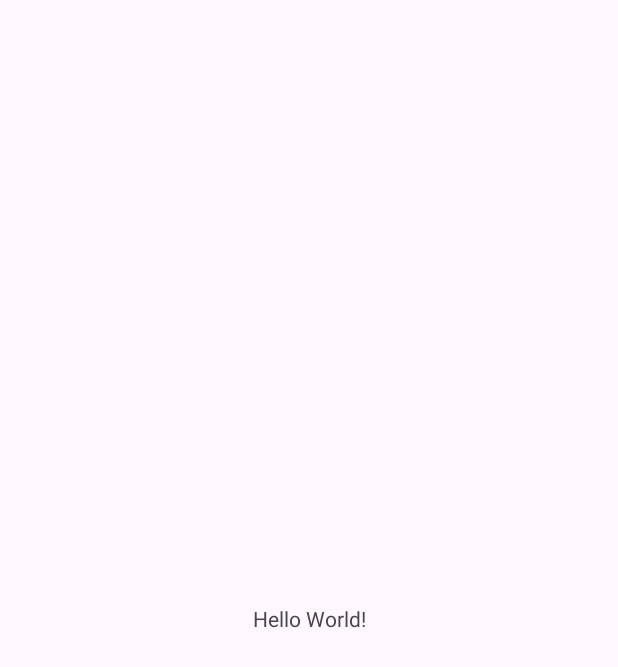
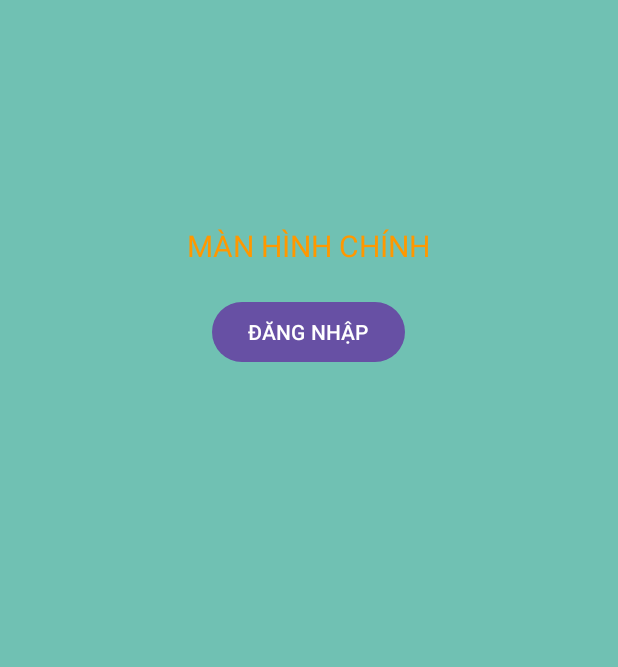
Before and after one commit to BaSiCo62132949/62132949-AndroidProgrammin, an Android app: the screen it shows after launch (MainActivity), on a phone screen of 412 x 824 dp. Before the commit the part shown is almost empty. Shown: the top 667 px of the screen. Run offline under Robolectric (Android 15) with nearby library versions, the light colour scheme and no system bars.

Commit message:
Màn hình chính

```diff
--- a/Ex7_IntentLogin/app/src/main/java/ntu/basico/ex7_intentlogin/MainActivity.java
+++ b/Ex7_IntentLogin/app/src/main/java/ntu/basico/ex7_intentlogin/MainActivity.java
@@ -1,24 +1,31 @@
 package ntu.basico.ex7_intentlogin;
 
+import androidx.appcompat.app.AppCompatActivity;
+
+import android.content.Intent;
 import android.os.Bundle;
-
-import androidx.activity.EdgeToEdge;
-import androidx.appcompat.app.AppCompatActivity;
-import androidx.core.graphics.Insets;
-import androidx.core.view.ViewCompat;
-import androidx.core.view.WindowInsetsCompat;
+import android.view.View;
+import android.widget.Button;
 
 public class MainActivity extends AppCompatActivity {
 
     @Override
     protected void onCreate(Bundle savedInstanceState) {
         super.onCreate(savedInstanceState);
-        EdgeToEdge.enable(this);
         setContentView(R.layout.activity_main);
-        ViewCompat.setOnApplyWindowInsetsListener(findViewById(R.id.main), (v, insets) -> {
-            Insets systemBars = insets.getInsets(WindowInsetsCompat.Type.systemBars());
-            v.setPadding(systemBars.left, systemBars.top, systemBars.right, systemBars.bottom);
-            return insets;
+        timDK();
+    }
+
+    Button btnDangNhap;
+    private void timDK(){
+        btnDangNhap = (Button) findViewById(R.id.btnDangNhap);
+        btnDangNhap.setOnClickListener(new View.OnClickListener() {
+            @Override
+            public void onClick(View view) {
+                // Lệnh Xử lý ở đây
+                Intent iLogin = new Intent(MainActivity.this, LoginActivity.class);
+                startActivity(iLogin);
+            }
         });
     }
 }
--- a/Ex7_IntentLogin/app/src/main/res/layout/activity_main.xml
+++ b/Ex7_IntentLogin/app/src/main/res/layout/activity_main.xml
@@ -1,19 +1,27 @@
 <?xml version="1.0" encoding="utf-8"?>
-<androidx.constraintlayout.widget.ConstraintLayout xmlns:android="http://schemas.android.com/apk/res/android"
+<LinearLayout xmlns:android="http://schemas.android.com/apk/res/android"
     xmlns:app="http://schemas.android.com/apk/res-auto"
     xmlns:tools="http://schemas.android.com/tools"
-    android:id="@+id/main"
     android:layout_width="match_parent"
     android:layout_height="match_parent"
+    android:background="#70C1B3"
+    android:gravity="center_horizontal"
+    android:orientation="vertical"
     tools:context=".MainActivity">
 
     <TextView
         android:layout_width="wrap_content"
         android:layout_height="wrap_content"
-        android:text="Hello World!"
-        app:layout_constraintBottom_toBottomOf="parent"
-        app:layout_constraintEnd_toEndOf="parent"
-        app:layout_constraintStart_toStartOf="parent"
-        app:layout_constraintTop_toTopOf="parent" />
+        android:layout_marginTop="100dp"
+        android:paddingTop="50dp"
+        android:text="MÀN HÌNH CHÍNH"
+        android:textColor="#FF9800"
+        android:textSize="20dp" />
 
-</androidx.constraintlayout.widget.ConstraintLayout>
+    <Button
+        android:id="@+id/btnDangNhap"
+        android:layout_width="wrap_content"
+        android:layout_height="wrap_content"
+        android:layout_marginTop="20dp"
+        android:text="ĐĂNG NHẬP" />
+</LinearLayout>
```
